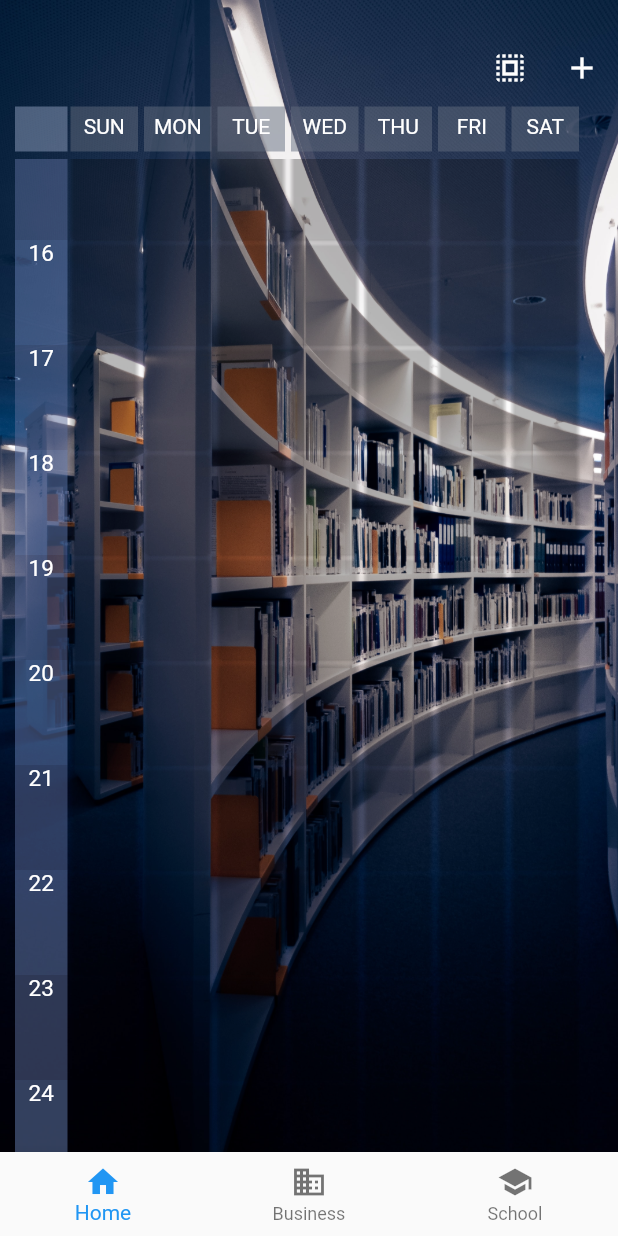
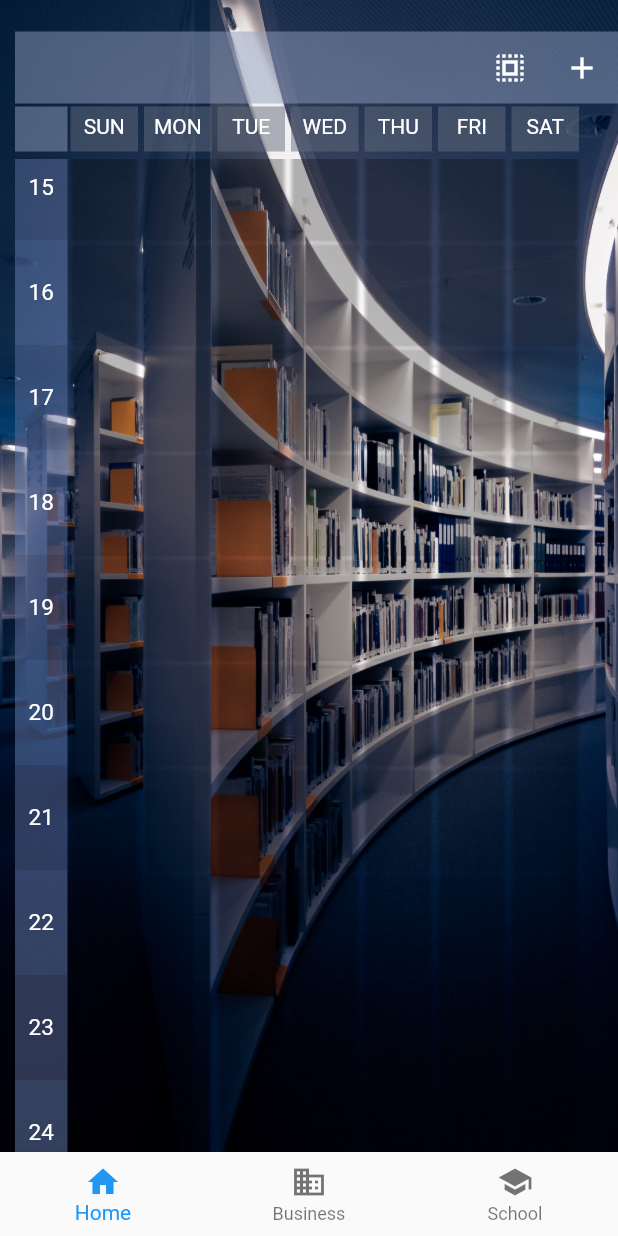
Before and after one commit to justYu2001/picture-note, a Flutter app: the screen it shows once a user with an empty profile is signed in, scrolled down 576 dp, after a tap on the "select all" icon, on a phone screen of 412 x 824 dp. Run offline on Flutter 3.47's test engine with Material 2 defaults, Android fonts, the phone set to English and light mode, and no system bars; our stand-ins replace camera, firebase_auth, firebase_core, get_it, google_fonts, google_sign_in; missing offline and left inert: photo_manager; accounts and stored records are empty; generated files the repository leaves out were written again.

```diff
--- /dev/null
+++ b/lib/enums/viewstate.dart
@@ -0,0 +1 @@
+enum ViewState { Idle, Busy }
--- a/lib/locator.dart
+++ b/lib/locator.dart
@@ -1,8 +1,17 @@
 import 'package:get_it/get_it.dart';
 import 'package:picture_note/services/firebase_authentication_servise.dart';
-
+import 'package:picture_note/services/select_class_table_services.dart';
+import 'viewmodels/class_manage_model.dart';
+import 'viewmodels/card_model.dart';
+import 'viewmodels/dialog_drop_down_button_model.dart';
 GetIt locator = GetIt.instance;
 
 void setupLocator() {
   locator.registerLazySingleton(() => FirebaseAuthenticationServise());
+  locator.registerLazySingleton(() => ClassTableManageModel());
+  locator.registerLazySingleton(() => SelectTableService());
+  locator.registerLazySingleton(() => DialogDropDownButtonModel());
+
+  locator.registerFactory(() => SelectedCardModel());
+  locator.registerFactory(() => NormalCardModel());
 }
--- a/lib/screens/class_table.dart
+++ b/lib/screens/class_table.dart
@@ -1,9 +1,15 @@
 import 'package:flutter/material.dart';
+import 'package:picture_note/locator.dart';
+import 'package:picture_note/services/select_class_table_services.dart';
+import 'components/class_table_components/class_table_manage.dart';
+import 'package:picture_note/viewmodels/class_manage_model.dart';
 import 'components/class_table_components/day_box.dart';
+import 'package:provider/provider.dart';
 import 'components/class_table_components/show_dialog.dart';
 import 'components/class_table_components/select_button.dart';
-import 'components/class_table_components/normal_class_table.dart';
-import 'components/class_table_components/select_class_table.dart';
+
+SelectTableService selectTableService = locator<SelectTableService>();
+
 class ClassTable extends StatelessWidget {
   const ClassTable({Key? key}) : super(key: key);
 
@@ -23,12 +29,21 @@ class ClassTable extends StatelessWidget {
             padding: const EdgeInsets.fromLTRB(10, 21, 0, 0),
             child: Column(
               children: [
-                Row(
-                  mainAxisAlignment: MainAxisAlignment.end,
-                  children: const [
-                    SelectButton(),
-                    AddButton(),
-                  ],
+                ChangeNotifierProvider<ClassTableManageModel>.value(
+                  value: locator<ClassTableManageModel>(),
+                  child: Consumer<ClassTableManageModel>(
+                      builder: (context, classTableManageModel, child) =>
+                          Container(
+                            color: classTableManageModel.selectMode == true ?
+                            Color.fromRGBO(144, 159, 190, 0.5) : Colors.transparent,
+                            child: Row(
+                              mainAxisAlignment: MainAxisAlignment.end,
+                              children: const [
+                                SelectButton(),
+                                AddButton(),
+                              ],
+                            ),
+                          )),
                 ),
                 Row(
                   children: [
@@ -55,7 +70,7 @@ class ClassTable extends StatelessWidget {
                 Expanded(
                   child: SingleChildScrollView(
                     scrollDirection: Axis.vertical,
-                    child: NormalClassTable(),
+                    child: ClassTableManage(),
                   ),
                 )
               ],
--- /dev/null
+++ b/lib/screens/components/class_table_components/class_table_manage.dart
@@ -0,0 +1,27 @@
+import 'package:flutter/material.dart';
+import 'package:provider/provider.dart';
+import 'package:picture_note/locator.dart';
+import 'package:picture_note/viewmodels/class_manage_model.dart';
+import 'normal_class_table.dart';
+import 'select_class_table.dart';
+
+class ClassTableManage extends StatefulWidget {
+  const ClassTableManage({Key? key}) : super(key: key);
+
+  @override
+  _ClassTableManageState createState() => _ClassTableManageState();
+}
+
+class _ClassTableManageState extends State<ClassTableManage> {
+
+  @override
+  Widget build(BuildContext context) {
+    return ChangeNotifierProvider<ClassTableManageModel>.value(
+        value: locator<ClassTableManageModel>(),
+        child: Consumer<ClassTableManageModel>(
+            builder: (context, classTableManageModel, child) =>
+            classTableManageModel.selectMode == true ? SelectClassTable() : NormalClassTable()
+        )
+    );
+  }
+}
--- a/lib/screens/components/class_table_components/clock_box.dart
+++ b/lib/screens/components/class_table_components/clock_box.dart
@@ -19,16 +19,15 @@ class ClockBox extends StatelessWidget {
         width: 35,
         height: 70,
         child: Padding(
-          padding: EdgeInsets.all(0),
-          child: Text(
-            clock.toString(),
-            textAlign: TextAlign.center,
-            style: const TextStyle(
-              color: Colors.white,
-              fontSize: 15
-            ),
-          ),
-        ),
+            padding: EdgeInsets.all(0),
+            child: Align(
+              alignment: Alignment.center,
+              child: Text(
+                clock.toString(),
+                textAlign: TextAlign.center,
+                style: const TextStyle(color: Colors.white, fontSize: 15),
+              ),
+            )),
       ),
     );
   }
--- a/lib/screens/components/class_table_components/normal_class_table.dart
+++ b/lib/screens/components/class_table_components/normal_class_table.dart
@@ -1,39 +1,56 @@
 import 'package:flutter/material.dart';
+import 'package:provider/provider.dart';
+import 'package:picture_note/viewmodels/card_model.dart';
+import 'package:picture_note/locator.dart';
+import 'package:picture_note/services/select_class_table_services.dart';
 import 'clock_box.dart';
 
-class _ClassCard extends StatefulWidget {
-  final int classIndex;
-  const _ClassCard({Key? key, required this.classIndex}) : super(key: key);
+class _ClassCard extends StatelessWidget {
+  final int day;
+  final int clock;
+
+
+  const _ClassCard({Key? key, required this.day, required this.clock})
+      : super(key: key);
 
   @override
-  _ClassCardState createState() => _ClassCardState();
-}
-
-class _ClassCardState extends State<_ClassCard> {
-  @override
   Widget build(BuildContext context) {
-    return Card(
+    NormalCardModel normalCardModel = locator<NormalCardModel>();
+    SelectTableService selectTableService = locator<SelectTableService>();
+    selectTableService.normalCardModelInstances[day]?.add(normalCardModel);
+    return ChangeNotifierProvider<NormalCardModel>.value(
+        value: selectTableService.normalCardModelInstances[day]?[clock-7],
+        child: Consumer<NormalCardModel>(
+            builder: (context, normalCardModel, child) => Card(
+                borderOnForeground:false,
                 margin: const EdgeInsets.fromLTRB(2, 0, 2, 0),
-      color: Colors.transparent,
+                  color: normalCardModel.classColor,
                   child: InkWell(
                     onTap: () {},
                     child: SizedBox(
                       width: 45,
                       height: 70,
+                      child: Align(
+                        alignment: Alignment.center,
+                        child: Text(
+                          '${normalCardModel.className}',
+                          style: const TextStyle(
+                              color: Colors.white,
+                              fontSize: 10
                           ),
                         ),
+                      )
+                    ),
+                  ),
+                )
+        )
     );
   }
 }
 
-class NormalClassTable extends StatefulWidget {
+class NormalClassTable extends StatelessWidget {
   const NormalClassTable({Key? key}) : super(key: key);
 
-  @override
-  _NormalClassTableState createState() => _NormalClassTableState();
-}
-
-class _NormalClassTableState extends State<NormalClassTable> {
   @override
   Widget build(BuildContext context) {
     return Row(
@@ -46,7 +63,12 @@ class _NormalClassTableState extends State<NormalClassTable> {
         ),
         Expanded(
           child: Wrap(children: [
-            for (int i = 0; i < 126; i++) _ClassCard(classIndex: i),
+            for (int clock = 7; clock < 25; clock++) // need fix
+              for (int day = 0; day < 7; day++)
+                _ClassCard(
+                  day: day,
+                  clock: clock,
+                )
           ]),
         )
       ],
--- a/lib/screens/components/class_table_components/select_button.dart
+++ b/lib/screens/components/class_table_components/select_button.dart
@@ -1,4 +1,7 @@
 import 'package:flutter/material.dart';
+import 'package:picture_note/locator.dart';
+
+import 'package:picture_note/viewmodels/class_manage_model.dart';
 
 class SelectButton extends StatelessWidget {
   const SelectButton({Key? key}) : super(key: key);
@@ -8,7 +11,10 @@ class SelectButton extends StatelessWidget {
     return IconButton(
       icon: const Icon(Icons.select_all),
       color: Colors.white,
-      onPressed: () {},
+      onPressed: () {
+        ClassTableManageModel classTableManageModel = locator<ClassTableManageModel>();
+        classTableManageModel.changeSelectMode();
+      },
     );
   }
 }
--- a/lib/screens/components/class_table_components/select_class_table.dart
+++ b/lib/screens/components/class_table_components/select_class_table.dart
@@ -1,40 +1,42 @@
 import 'package:flutter/material.dart';
+import 'package:picture_note/services/select_class_table_services.dart';
+import 'package:picture_note/viewmodels/card_model.dart';
+import 'package:provider/provider.dart';
+import 'package:picture_note/locator.dart';
 import 'clock_box.dart';
 
-class _SelectClassCard extends StatefulWidget {
-  final int classIndex;
-  const _SelectClassCard({Key? key, required this.classIndex}) : super(key: key);
+class _SelectClassCard extends StatelessWidget {
+  final int day;
+  final int clock;
+  const _SelectClassCard({Key? key, required this.day, required this.clock}) : super(key: key);
 
   @override
-  _SelectClassCardState createState() => _SelectClassCardState();
-}
-
-class _SelectClassCardState extends State<_SelectClassCard> {
-  @override
   Widget build(BuildContext context) {
-    return Card(
-      margin: EdgeInsets.fromLTRB(2, 0, 2, 0),
-      color: Colors.transparent,
-      child: InkWell(
-        onTap: () {},
-        child: SizedBox(
-          width: 45,
-          height: 70,
+    return ChangeNotifierProvider<SelectedCardModel>(
+        create: (context) => locator<SelectedCardModel>(),
+        child: Consumer<SelectedCardModel>(
+          builder: (context, selectedCardModel, child) => Card(
+            margin: const EdgeInsets.fromLTRB(2, 0, 2, 0),
+            color: selectedCardModel.showColor,
+            child: InkWell(
+              onTap: () {
+                selectedCardModel.setSelect = true;
+                var selectTableService = locator<SelectTableService>();
+                selectTableService.setSelectCondition(day, clock);
+              },
+              child: const SizedBox(
+                width: 45,
+                height: 70,
+              ),
+            ),
+          )
         ),
-      ),
     );
   }
 }
 
-class SelectClassTable extends StatefulWidget {
+class SelectClassTable extends StatelessWidget {
   const SelectClassTable({Key? key}) : super(key: key);
-
-  @override
-  SelectClassTableState createState() => SelectClassTableState();
-}
-
-class SelectClassTableState extends State<SelectClassTable> {
-  var isSelected = List<List<bool>>.filled(19, List<bool>.filled(7, false));
 
   @override
   Widget build(BuildContext context) {
@@ -49,7 +51,12 @@ class SelectClassTableState extends State<SelectClassTable> {
         ),
         Expanded(
           child: Wrap(children: [
-            for (int i = 0; i < 126; i++) _SelectClassCard(classIndex: i),
+            for(int clock = 7; clock < 25; clock++)// need fix
+              for(int day = 0; day < 7; day++)
+                _SelectClassCard(
+                  day: day,
+                  clock: clock,
+                )
           ]),
         )
       ],
--- /dev/null
+++ b/lib/services/select_class_table_services.dart
@@ -0,0 +1,45 @@
+import 'package:flutter/material.dart';
+import 'package:picture_note/viewmodels/dialog_drop_down_button_model.dart';
+import 'package:picture_note/locator.dart';
+
+class SelectTableService{
+  TextEditingController newClassNameController = TextEditingController();
+  DialogDropDownButtonModel dialogDropDownButtonModel = locator<DialogDropDownButtonModel>();
+
+  var normalCardModelInstances = <int, List>{
+    0 : [],1 : [], 2:[], 3 : [], 4 : [], 5 : [], 6:[]
+  };
+  var selectCondition = <int, List>{
+    0 : [],1 : [], 2:[], 3 : [], 4 : [], 5 : [], 6:[]
+  };
+
+
+  void setSelectCondition(int day, int clock){
+    selectCondition[day]?.add(clock);
+  }
+
+  List getSelectCondition(int day){
+    selectCondition[day]?.sort();
+    return selectCondition[day] ?? [];
+  }
+
+  void clearSelectCondition(){
+    selectCondition.forEach((day, clocks) {
+      selectCondition[day]?.clear();
+    });
+  }
+
+  void setNormalCardInformation(){
+    for(int day = 0; day < 7; day ++){
+      if(selectCondition[day]!.isNotEmpty){
+        for (var clock in selectCondition[day]!) {
+          normalCardModelInstances[day]?[clock-7].classColor = Color.fromRGBO(117,176,192,
+              dialogDropDownButtonModel.getTransparency());
+          normalCardModelInstances[day]?[clock-7].setInformation();
+          normalCardModelInstances[day]?[clock-7].className = newClassNameController.text;
+        }
+      }
+    }
+    newClassNameController.clear();
+  }
+}
--- /dev/null
+++ b/lib/viewmodels/base_model.dart
@@ -0,0 +1,17 @@
+import 'package:flutter/material.dart';
+import '../enums/viewstate.dart';
+
+class BaseModel extends ChangeNotifier {
+  ViewState _state = ViewState.Idle;
+
+  ViewState get state => _state;
+
+  void setState(ViewState viewState) {
+    _state = viewState;
+    notifyListeners();
+  }
+}
+
+class BaseCard extends BaseModel{
+  String className = "";
+}
--- /dev/null
+++ b/lib/viewmodels/card_model.dart
@@ -0,0 +1,27 @@
+import 'package:flutter/material.dart';
+import 'package:picture_note/enums/viewstate.dart';
+import 'base_model.dart';
+
+class SelectedCardModel extends BaseCard{
+  bool isSelected = false;
+  bool otherClassExisted = false;
+
+  set setSelect(bool touch){
+    setState(ViewState.Busy);
+    isSelected = !isSelected;
+    setState(ViewState.Idle);
+  }
+
+  Color get showColor => isSelected? Color.fromRGBO(144, 159, 190, 0.7): Colors.transparent;
+
+}
+
+class NormalCardModel extends BaseModel{
+  Color classColor = Colors.transparent;
+  String className = "";
+
+  void setInformation(){
+    setState(ViewState.Busy);
+    setState(ViewState.Idle);
+  }
+}
--- /dev/null
+++ b/lib/viewmodels/class_manage_model.dart
@@ -0,0 +1,19 @@
+import 'package:picture_note/enums/viewstate.dart';
+import 'package:picture_note/locator.dart';
+import 'package:picture_note/services/select_class_table_services.dart';
+import 'base_model.dart';
+
+class ClassTableManageModel extends BaseModel{
+  bool selectMode = false;
+  var selectTableService = locator<SelectTableService>();
+
+  void changeSelectMode(){
+    setState(ViewState.Busy);
+    selectMode = !selectMode;
+    if(selectMode == false){
+      selectTableService.setNormalCardInformation();
+      selectTableService.clearSelectCondition();
+    }
+    setState(ViewState.Idle);
+  }
+}
--- /dev/null
+++ b/lib/viewmodels/dialog_drop_down_button_model.dart
@@ -0,0 +1,25 @@
+import 'package:picture_note/enums/viewstate.dart';
+import 'base_model.dart';
+
+class DialogDropDownButtonModel extends BaseModel{
+  String dropdownValue = '系上必修';
+  int typeIndex = 0;
+  List<double> typeTransparency = [
+    1, 0.75, 0.5, 0.25
+  ];
+  List<String> allClassType = [
+    '系上必修',
+    '系上選修',
+    '必修通識',
+    '選修通識'
+  ];
+
+  void dropdownValueUpdate(String? newValue){
+    setState(ViewState.Busy);
+    typeIndex = allClassType.indexOf(newValue!);
+    dropdownValue = newValue;
+    setState(ViewState.Idle);
+  }
+
+  double getTransparency() => typeTransparency[typeIndex];
+}
```
Also changed, not shown: lib/screens/components/class_table_components/show_dialog.dart (+77 -18 lines), pubspec.lock. Lines whose indentation alone changed are shown as unchanged.
